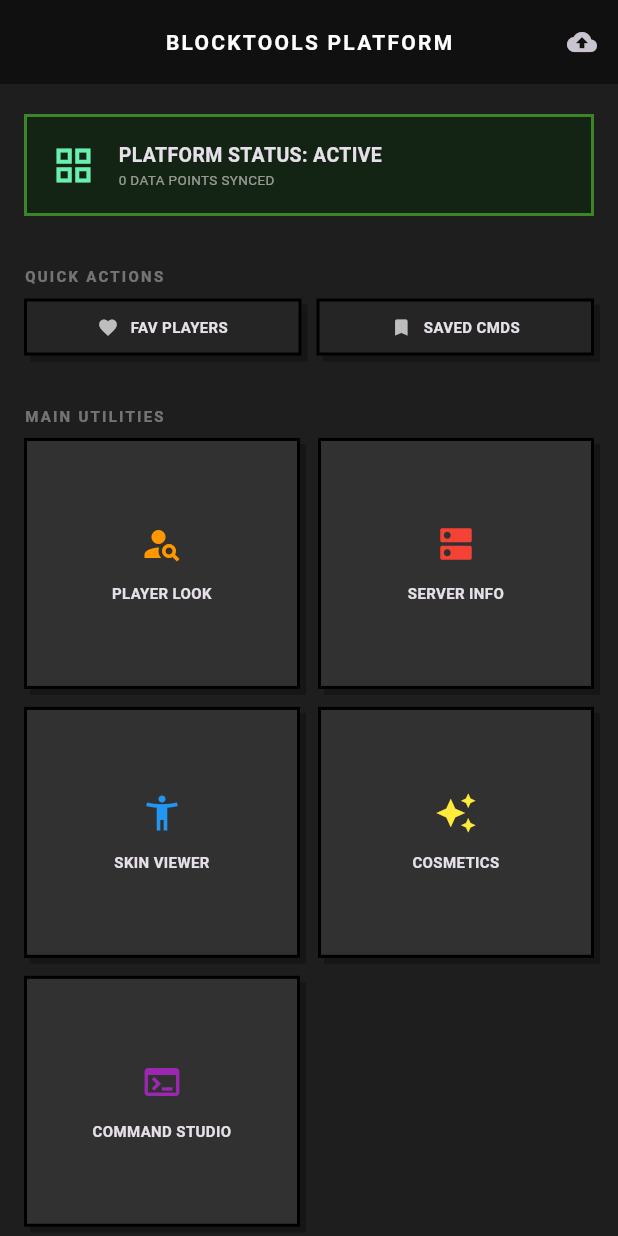
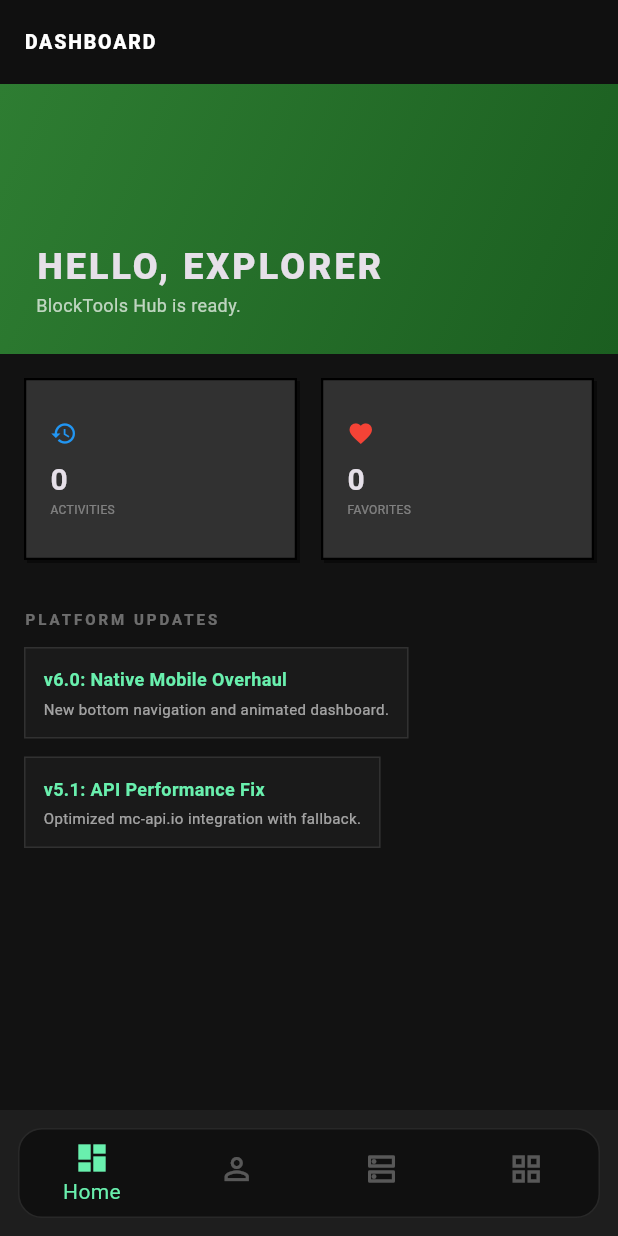
Before and after one commit to GamerArnabXYZ/BlockTools_Hub, a Flutter app: the screen it shows after launch, on a phone screen of 412 x 824 dp. Run offline on Flutter 3.47's test engine with Material 3 defaults, Android fonts, the phone set to English and light mode, and no system bars; drawn by our look-alikes of flutter_animate; our stand-ins replace shared_preferences.

Commit message:
Phase 6: Mobile-Native Overhaul. Added Bottom Navigation, Animated Dashboard, Pull-to-refresh, and refined UI for native Android feel.

```diff
--- a/lib/features/home/presentation/pages/home_page.dart
+++ b/lib/features/home/presentation/pages/home_page.dart
@@ -1,19 +1,13 @@
 import 'package:flutter/material.dart';
-import 'package:flutter/services.dart';
+import 'package:flutter_animate/flutter_animate.dart';
 import 'package:blocktools_hub/shared/widgets/minecraft_widgets.dart';
 import 'package:blocktools_hub/core/services/storage_service.dart';
-import 'package:blocktools_hub/features/skin_viewer/presentation/pages/skin_page.dart';
-import 'package:blocktools_hub/features/command_gen/presentation/pages/command_page.dart';
-import 'package:blocktools_hub/features/player_lookup/presentation/pages/player_page.dart';
-import 'package:blocktools_hub/features/server_status/presentation/pages/server_page.dart';
-import 'package:blocktools_hub/features/cosmetics/presentation/pages/cosmetics_page.dart';
 
 /*
-DASHBOARD v4 REDESIGN:
-- Modern Companion Platform layout.
-- Quick Actions panel.
-- Backup/Export system.
-- Favorites shortcut.
+DASHBOARD v6:
+- Redesigned for "Mobile App" feel.
+- Modern layout with animated sections.
+- Quick summary cards.
 */
 class HomePage extends StatefulWidget {
   const HomePage({super.key});
@@ -24,6 +18,7 @@ class HomePage extends StatefulWidget {
 
 class _HomePageState extends State<HomePage> {
   int _searchCount = 0;
+  int _favCount = 0;
 
   @override
   void initState() {
@@ -35,140 +30,105 @@ class _HomePageState extends State<HomePage> {
     setState(() {
       _searchCount = StorageService.getHistory('player_history').length +
                      StorageService.getHistory('server_history').length;
+      _favCount = StorageService.getHistory('player_favs').length +
+                  StorageService.getHistory('server_favs').length;
     });
-  }
-
-  void _handleBackup() {
-    final json = StorageService.exportBackup();
-    Clipboard.setData(ClipboardData(text: json));
-    showMinecraftToast(context, 'Backup JSON Copied to Clipboard!');
   }
 
   @override
   Widget build(BuildContext context) {
     return MinecraftBasePage(
-      title: 'BlockTools Platform',
-      actions: [
-        IconButton(
-          icon: const Icon(Icons.backup, size: 20),
-          onPressed: _handleBackup,
-          tooltip: 'Export Backup',
-        ),
-      ],
+      title: 'Dashboard',
       body: CustomScrollView(
         slivers: [
+          /* Header Banner */
           SliverToBoxAdapter(
-            child: Column(
+            child: Container(
+              height: 180,
+              padding: const EdgeInsets.all(24),
+              decoration: const BoxDecoration(
+                gradient: LinearGradient(
+                  begin: Alignment.topLeft,
+                  end: Alignment.bottomRight,
+                  colors: [Color(0xFF2E7D32), Color(0xFF1B5E20)],
+                ),
+              ),
+              child: Column(
+                crossAxisAlignment: CrossAxisAlignment.start,
+                mainAxisAlignment: MainAxisAlignment.end,
+                children: [
+                  const Text('HELLO, EXPLORER', style: TextStyle(fontSize: 24, fontWeight: FontWeight.w900, letterSpacing: 2)),
+                  const Text('BlockTools Hub is ready.', style: TextStyle(fontSize: 12, color: Colors.white70)),
+                ],
+              ),
+            ).animate().fadeIn(duration: 500.ms).slideY(begin: 0.1),
+          ),
+
+          /* Stats Grid */
+          SliverPadding(
+            padding: const EdgeInsets.all(16),
+            sliver: SliverGrid.count(
+              crossAxisCount: 2,
+              crossAxisSpacing: 16,
+              mainAxisSpacing: 16,
+              childAspectRatio: 1.5,
               children: [
-                const SizedBox(height: 20),
-                /* Status Banner */
-                _buildStatusBanner(),
-                const SizedBox(height: 25),
-                /* Quick Actions */
-                _buildSectionHeader('QUICK ACTIONS'),
-                _buildQuickActions(),
-                const SizedBox(height: 25),
-                /* Main Tools */
-                _buildSectionHeader('MAIN UTILITIES'),
+                _buildStatCard('ACTIVITIES', _searchCount.toString(), Icons.history, Colors.blue),
+                _buildStatCard('FAVORITES', _favCount.toString(), Icons.favorite, Colors.red),
               ],
             ),
           ),
-          SliverPadding(
-            padding: const EdgeInsets.symmetric(horizontal: 16),
-            sliver: SliverGrid(
-              gridDelegate: const SliverGridDelegateWithFixedCrossAxisCount(
-                crossAxisCount: 2,
-                crossAxisSpacing: 12,
-                mainAxisSpacing: 12,
-                childAspectRatio: 1.1,
+
+          /* News/Updates Section (Mock) */
+          SliverToBoxAdapter(
+            child: Padding(
+              padding: const EdgeInsets.all(16),
+              child: Column(
+                crossAxisAlignment: CrossAxisAlignment.start,
+                children: [
+                  const Text('PLATFORM UPDATES', style: TextStyle(fontSize: 10, color: Colors.white38, fontWeight: FontWeight.bold, letterSpacing: 2)),
+                  const SizedBox(height: 12),
+                  _buildUpdateItem('v6.0: Native Mobile Overhaul', 'New bottom navigation and animated dashboard.'),
+                  _buildUpdateItem('v5.1: API Performance Fix', 'Optimized mc-api.io integration with fallback.'),
+                ],
               ),
-              delegate: SliverChildListDelegate([
-                _buildTool(context, 'Player Look', Icons.person_search, const Color(0xFFFF9800), const PlayerPage()),
-                _buildTool(context, 'Server Info', Icons.dns, const Color(0xFFF44336), const ServerPage()),
-                _buildTool(context, 'Skin Viewer', Icons.accessibility_new, const Color(0xFF2196F3), const SkinPage()),
-                _buildTool(context, 'Cosmetics', Icons.auto_awesome, const Color(0xFFFFEB3B), const CosmeticsPage()),
-                _buildTool(context, 'Command Studio', Icons.terminal, const Color(0xFF9C27B0), const CommandPage()),
-              ]),
             ),
-          ),
-          const SliverToBoxAdapter(child: SizedBox(height: 30)),
-        ],
-      ),
-    );
-  }
-
-  Widget _buildStatusBanner() {
-    return Container(
-      padding: const EdgeInsets.all(16),
-      margin: const EdgeInsets.symmetric(horizontal: 16),
-      decoration: BoxDecoration(
-        color: const Color(0xFF142414),
-        border: Border.all(color: const Color(0xFF3C8527), width: 2),
-      ),
-      child: Row(
-        children: [
-          const Icon(Icons.grid_view, color: Colors.greenAccent, size: 30),
-          const SizedBox(width: 15),
-          Column(
-            crossAxisAlignment: CrossAxisAlignment.start,
-            children: [
-              const Text('PLATFORM STATUS: ACTIVE', style: TextStyle(fontWeight: FontWeight.bold, fontSize: 13)),
-              Text('$_searchCount DATA POINTS SYNCED', style: const TextStyle(fontSize: 9, color: Colors.white54)),
-            ],
           ),
         ],
       ),
     );
   }
 
-  Widget _buildSectionHeader(String title) {
-    return Padding(
-      padding: const EdgeInsets.symmetric(horizontal: 16, vertical: 8),
-      child: Align(
-        alignment: Alignment.centerLeft,
-        child: Text(title, style: const TextStyle(fontSize: 10, color: Colors.white38, fontWeight: FontWeight.bold, letterSpacing: 1.5)),
+  Widget _buildStatCard(String label, String value, IconData icon, Color color) {
+    return MinecraftCard(
+      padding: 16,
+      child: Column(
+        crossAxisAlignment: CrossAxisAlignment.start,
+        mainAxisAlignment: MainAxisAlignment.center,
+        children: [
+          Icon(icon, color: color, size: 18),
+          const SizedBox(height: 8),
+          Text(value, style: const TextStyle(fontSize: 20, fontWeight: FontWeight.bold)),
+          Text(label, style: const TextStyle(fontSize: 8, color: Colors.white38)),
+        ],
       ),
-    );
+    ).animate().scale(delay: 200.ms);
   }
 
-  Widget _buildQuickActions() {
-    return Padding(
-      padding: const EdgeInsets.symmetric(horizontal: 16),
-      child: Row(
+  Widget _buildUpdateItem(String title, String desc) {
+    return Container(
+      margin: const EdgeInsets.only(bottom: 12),
+      padding: const EdgeInsets.all(12),
+      decoration: BoxDecoration(
+        color: const Color(0xFF1A1A1A),
+        border: Border.all(color: Colors.white10),
+      ),
+      child: Column(
+        crossAxisAlignment: CrossAxisAlignment.start,
         children: [
-          Expanded(child: _buildActionBtn('FAV PLAYERS', Icons.favorite, () => Navigator.push(context, MaterialPageRoute(builder: (_) => const PlayerPage())))),
-          const SizedBox(width: 10),
-          Expanded(child: _buildActionBtn('SAVED CMDS', Icons.bookmark, () => Navigator.push(context, MaterialPageRoute(builder: (_) => const CommandPage())))),
-        ],
-      ),
-    );
-  }
-
-  Widget _buildActionBtn(String label, IconData icon, VoidCallback onTap) {
-    return MinecraftCard(
-      onTap: onTap,
-      padding: 10,
-      color: const Color(0xFF252525),
-      child: Row(
-        mainAxisAlignment: MainAxisAlignment.center,
-        children: [
-          Icon(icon, size: 14, color: Colors.white70),
-          const SizedBox(width: 8),
-          Text(label, style: const TextStyle(fontSize: 10, fontWeight: FontWeight.bold)),
-        ],
-      ),
-    );
-  }
-
-  Widget _buildTool(BuildContext context, String title, IconData icon, Color accent, Widget page) {
-    return MinecraftCard(
-      onTap: () => Navigator.push(context, MaterialPageRoute(builder: (_) => page)).then((_) => _loadStats()),
-      child: Column(
-        mainAxisAlignment: MainAxisAlignment.center,
-        children: [
-          Icon(icon, size: 28, color: accent),
-          const SizedBox(height: 12),
-          Text(title.toUpperCase(), style: const TextStyle(fontSize: 10, fontWeight: FontWeight.bold), textAlign: TextAlign.center),
+          Text(title, style: const TextStyle(fontSize: 12, fontWeight: FontWeight.bold, color: Colors.greenAccent)),
+          const SizedBox(height: 4),
+          Text(desc, style: const TextStyle(fontSize: 10, color: Colors.white60)),
         ],
       ),
     );
--- /dev/null
+++ b/lib/features/navigation/presentation/main_screen.dart
@@ -0,0 +1,98 @@
+import 'package:flutter/material.dart';
+import 'package:blocktools_hub/features/home/presentation/pages/home_page.dart';
+import 'package:blocktools_hub/features/player_lookup/presentation/pages/player_page.dart';
+import 'package:blocktools_hub/features/server_status/presentation/pages/server_page.dart';
+import 'package:blocktools_hub/features/skin_viewer/presentation/pages/skin_page.dart';
+import 'package:blocktools_hub/features/cosmetics/presentation/pages/cosmetics_page.dart';
+import 'package:blocktools_hub/features/command_gen/presentation/pages/command_page.dart';
+
+/*
+MAIN SCREEN v6:
+- Native Bottom Navigation Bar.
+- IndexedStack to preserve state.
+- Floating design for "Cool" app feel.
+*/
+class MainScreen extends StatefulWidget {
+  const MainScreen({super.key});
+
+  @override
+  State<MainScreen> createState() => _MainScreenState();
+}
+
+class _MainScreenState extends State<MainScreen> {
+  int _currentIndex = 0;
+
+  final List<Widget> _pages = [
+    const HomePage(),
+    const PlayerPage(),
+    const ServerPage(),
+    const MoreToolsPage(),
+  ];
+
+  @override
+  Widget build(BuildContext context) {
+    return Scaffold(
+      body: IndexedStack(
+        index: _currentIndex,
+        children: _pages,
+      ),
+      bottomNavigationBar: Container(
+        margin: const EdgeInsets.all(12),
+        decoration: BoxDecoration(
+          color: const Color(0xFF101010),
+          border: Border.all(color: Colors.white10, width: 1),
+          borderRadius: BorderRadius.circular(16), // Rounded for "App" feel
+        ),
+        child: BottomNavigationBar(
+          currentIndex: _currentIndex,
+          onTap: (index) => setState(() => _currentIndex = index),
+          backgroundColor: Colors.transparent,
+          elevation: 0,
+          type: BottomNavigationBarType.fixed,
+          selectedItemColor: Colors.greenAccent,
+          unselectedItemColor: Colors.white30,
+          showUnselectedLabels: false,
+          items: const [
+            BottomNavigationBarItem(icon: Icon(Icons.dashboard_outlined), activeIcon: Icon(Icons.dashboard), label: 'Home'),
+            BottomNavigationBarItem(icon: Icon(Icons.person_outline), activeIcon: Icon(Icons.person), label: 'Player'),
+            BottomNavigationBarItem(icon: Icon(Icons.dns_outlined), activeIcon: Icon(Icons.dns), label: 'Server'),
+            BottomNavigationBarItem(icon: Icon(Icons.grid_view_outlined), activeIcon: Icon(Icons.grid_view), label: 'More'),
+          ],
+        ),
+      ),
+    );
+  }
+}
+
+/* More tools list page */
+class MoreToolsPage extends StatelessWidget {
+  const MoreToolsPage({super.key});
+
+  @override
+  Widget build(BuildContext context) {
+    return Scaffold(
+      appBar: AppBar(title: const Text('ALL UTILITIES')),
+      body: ListView(
+        padding: const EdgeInsets.all(16),
+        children: [
+          _buildMoreItem(context, 'Skin Studio', Icons.accessibility_new, const SkinPage()),
+          _buildMoreItem(context, 'Cosmetics', Icons.auto_awesome, const CosmeticsPage()),
+          _buildMoreItem(context, 'Command Studio', Icons.terminal, const CommandPage()),
+        ],
+      ),
+    );
+  }
+
+  Widget _buildMoreItem(BuildContext context, String title, IconData icon, Widget page) {
+    return Card(
+      margin: const EdgeInsets.only(bottom: 12),
+      color: const Color(0xFF1A1A1A),
+      child: ListTile(
+        leading: Icon(icon, color: Colors.greenAccent),
+        title: Text(title, style: const TextStyle(fontWeight: FontWeight.bold, fontSize: 14)),
+        trailing: const Icon(Icons.chevron_right, size: 18, color: Colors.white24),
+        onTap: () => Navigator.push(context, MaterialPageRoute(builder: (_) => page)),
+      ),
+    );
+  }
+}
--- a/lib/main.dart
+++ b/lib/main.dart
@@ -1,12 +1,12 @@
 import 'package:flutter/material.dart';
 import 'package:blocktools_hub/core/theme.dart';
 import 'package:blocktools_hub/core/services/storage_service.dart';
-import 'package:blocktools_hub/features/home/presentation/pages/home_page.dart';
+import 'package:blocktools_hub/features/navigation/presentation/main_screen.dart';
 
 void main() async {
   /* App start yahan se hota hai */
   WidgetsFlutterBinding.ensureInitialized();
-  await StorageService.init(); // Initialize local storage
+  await StorageService.init();
   runApp(const BlockToolsHub());
 }
 
@@ -19,8 +19,8 @@ class BlockToolsHub extends StatelessWidget {
       title: 'BlockTools Hub',
       debugShowCheckedModeBanner: false,
       theme: AppTheme.darkTheme,
-      /* Home page ko initial screen set kiya hai */
-      home: const HomePage(),
+      /* Ab hum MainScreen (Bottom Nav) se start karenge */
+      home: const MainScreen(),
     );
   }
 }
--- a/lib/shared/widgets/minecraft_widgets.dart
+++ b/lib/shared/widgets/minecraft_widgets.dart
@@ -1,10 +1,10 @@
 import 'package:flutter/material.dart';
 
 /*
-MINECRAFT UI SYSTEM - v3 POLISH:
-- Added Loading Skeletons.
-- Added Minecraft-style Toast.
-- Improved spacing and borders.
+MINECRAFT UI SYSTEM - v6 MOBILE OVERHAUL:
+- Improved spacing for mobile thumb access.
+- Standard mobile app patterns (AppBar consistency).
+- Refresh support.
 */
 
 class MinecraftCard extends StatelessWidget {
@@ -23,16 +23,19 @@ class MinecraftCard extends StatelessWidget {
 
   @override
   Widget build(BuildContext context) {
-    return GestureDetector(
+    return Material(
+      color: Colors.transparent,
+      child: InkWell(
         onTap: onTap,
+        borderRadius: BorderRadius.zero,
         child: Container(
           decoration: BoxDecoration(
             color: color ?? const Color(0xFF313131),
-          border: Border.all(color: const Color(0xFF000000), width: 2),
+            border: Border.all(color: const Color(0xFF000000), width: 1.5),
             boxShadow: const [
               BoxShadow(
-              color: Colors.black26,
-              offset: Offset(4, 4),
+                color: Colors.black45,
+                offset: Offset(2, 2),
                 blurRadius: 0,
               )
             ],
@@ -40,6 +43,7 @@ class MinecraftCard extends StatelessWidget {
           child: Padding(
             padding: EdgeInsets.all(padding ?? 12.0),
             child: child,
+          ),
         ),
       ),
     );
@@ -50,34 +54,46 @@ class MinecraftBasePage extends StatelessWidget {
   final String title;
   final Widget body;
   final List<Widget>? actions;
+  final Future<void> Function()? onRefresh;
 
   const MinecraftBasePage({
     super.key,
     required this.title,
     required this.body,
     this.actions,
+    this.onRefresh,
   });
 
   @override
   Widget build(BuildContext context) {
-    return Scaffold(
-      backgroundColor: const Color(0xFF1E1E1E),
+    Widget content = Scaffold(
+      backgroundColor: const Color(0xFF121212), // Deeper dark for native feel
       appBar: AppBar(
         title: Text(title.toUpperCase(),
-          style: const TextStyle(fontSize: 14, letterSpacing: 1.5, fontWeight: FontWeight.bold)),
+          style: const TextStyle(fontSize: 13, letterSpacing: 1.2, fontWeight: FontWeight.w900)),
         backgroundColor: const Color(0xFF101010),
         elevation: 0,
-        centerTitle: true,
+        centerTitle: false, // Align left for Android style
         actions: actions,
       ),
       body: RepaintBoundary(
         child: body,
       ),
     );
+
+    if (onRefresh != null) {
+      content = RefreshIndicator(
+        onRefresh: onRefresh!,
+        backgroundColor: const Color(0xFF313131),
+        color: Colors.greenAccent,
+        child: content,
+      );
+    }
+
+    return content;
   }
 }
 
-/* Skeleton loader for smoother transitions */
 class MinecraftSkeleton extends StatelessWidget {
   final double height;
   final double width;
@@ -90,23 +106,24 @@ class MinecraftSkeleton extends StatelessWidget {
       height: height,
       width: width,
       decoration: BoxDecoration(
-        color: Colors.white10,
-        border: Border.all(color: Colors.black, width: 2),
+        color: Colors.white.withOpacity(0.05),
+        border: Border.all(color: Colors.black, width: 1),
       ),
     );
   }
 }
 
-/* Simple Feedback Toast */
 void showMinecraftToast(BuildContext context, String message) {
+  ScaffoldMessenger.of(context).clearSnackBars();
   ScaffoldMessenger.of(context).showSnackBar(
     SnackBar(
       content: Text(message.toUpperCase(),
-        style: const TextStyle(color: Colors.white, fontSize: 12, fontWeight: FontWeight.bold)),
-      backgroundColor: const Color(0xFF3C8527),
+        style: const TextStyle(color: Colors.white, fontSize: 10, fontWeight: FontWeight.bold)),
+      backgroundColor: const Color(0xFF2E7D32),
       behavior: SnackBarBehavior.floating,
       duration: const Duration(seconds: 2),
-      shape: const RoundedRectangleBorder(borderRadius: BorderRadius.zero),
+      margin: const EdgeInsets.all(20),
+      shape: RoundedRectangleBorder(borderRadius: BorderRadius.circular(8)), // Rounded toast
     ),
   );
 }
--- a/pubspec.yaml
+++ b/pubspec.yaml
@@ -12,6 +12,8 @@ dependencies:
   cupertino_icons: ^1.0.2
   http: ^1.1.0 # API calls ke liye add kiya gaya hai
   shared_preferences: ^2.2.2 # Local data storage ke liye add kiya gaya hai
+  flutter_animate: ^4.5.0 # Cool animations ke liye add kiya hai
+
 
 
 
```
Lines whose indentation alone changed are shown as unchanged.
